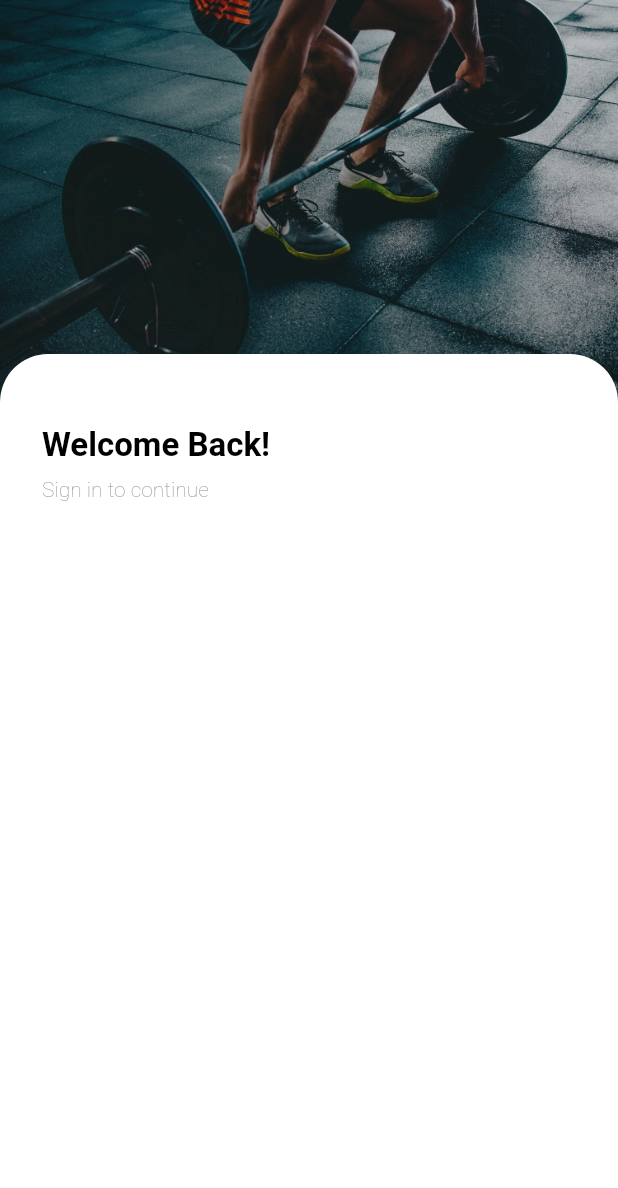
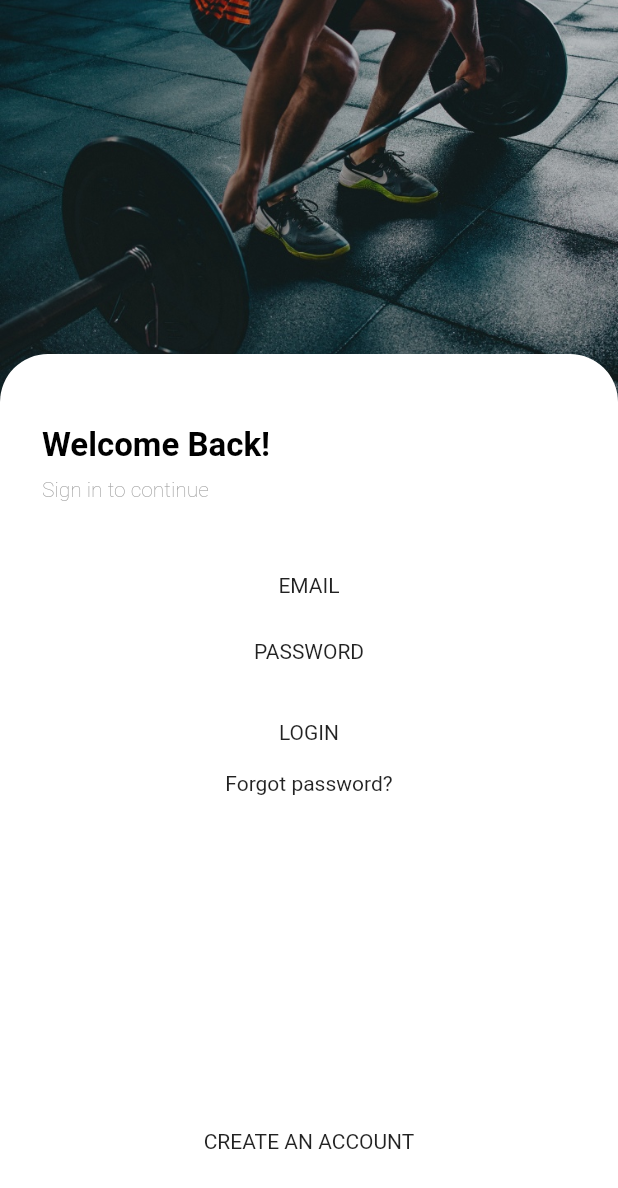
Before and after one commit to clowninside/SavageUI, a Flutter app: the screen it shows after launch, on a phone screen of 412 x 824 dp. Shown: the top 1188 px of the screen. Run offline on Flutter 3.47's test engine with Material 2 defaults, Android fonts, the phone set to English and light mode, and no system bars.

Commit message:
Update sign_page.dart

```diff
--- a/lib/pages/sign_page.dart
+++ b/lib/pages/sign_page.dart
@@ -11,6 +11,27 @@ class SignPage extends StatelessWidget {
       body: Column(
         children: const [
           TopBar(),
+          SizedBox(
+            height: 48,
+          ),
+          Text('EMAIL'),
+          SizedBox(
+            height: 28,
+          ),
+          Text('PASSWORD'),
+          SizedBox(
+            height: 38,
+          ),
+          Text('LOGIN'),
+          SizedBox(
+            height: 18,
+          ),
+          Text('Forgot password?'),
+          Spacer(),
+          Text('CREATE AN ACCOUNT'),
+          SizedBox(
+            height: 55,
+          ),
         ],
       ),
     );
```
